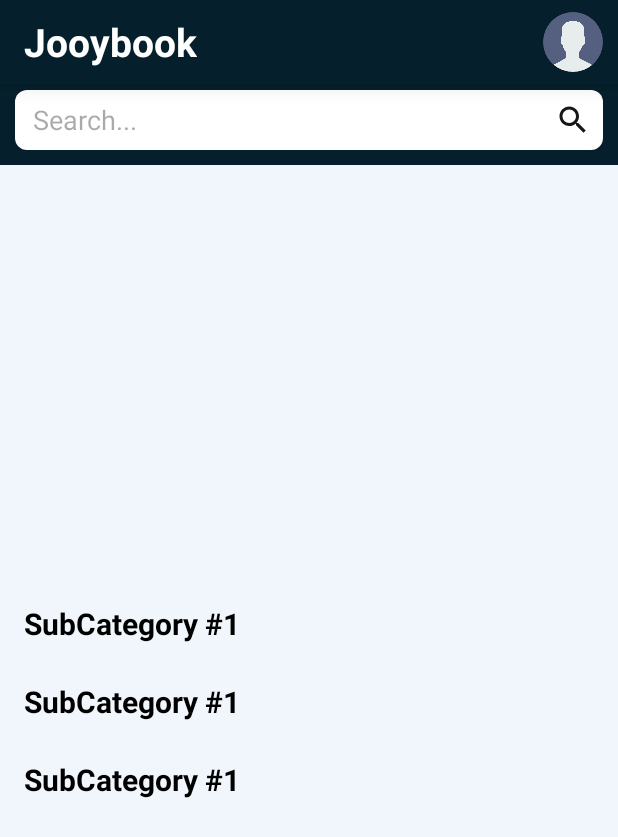
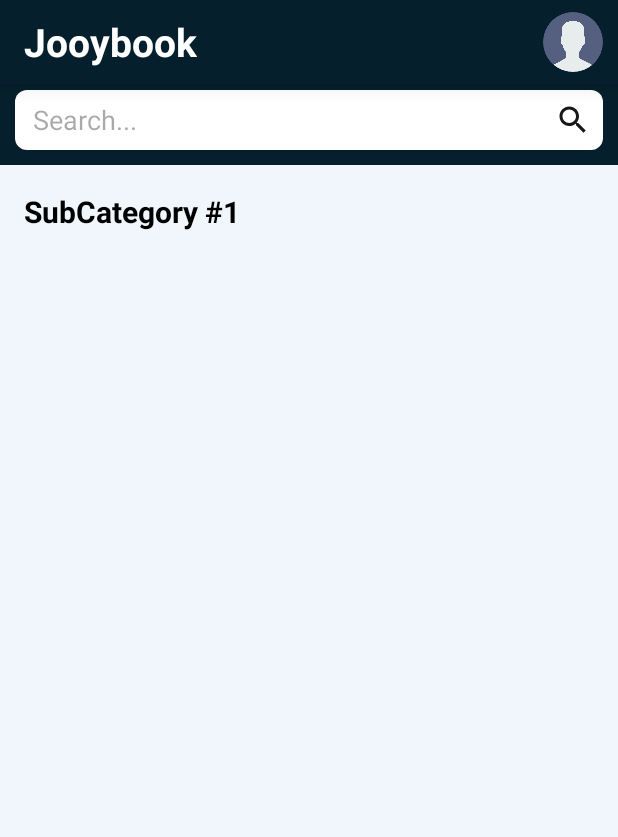
Before and after one commit to muhammadalinomonov/Book-reader, an Android app: the layout screen_home.xml on its own in the app's theme, with its tools: preview values and no code run, on a phone screen of 412 x 824 dp. Shown: the top 837 px of the screen. Run offline under Robolectric (Android 15) with nearby library versions, the phone set to English and light mode, and no system bars; Roboto replaces fonts that are not available here.

Commit message:
full for PM

```diff
--- a/app/src/main/res/layout/screen_home.xml
+++ b/app/src/main/res/layout/screen_home.xml
@@ -130,6 +130,7 @@
 
 
     <EditText
+        android:gravity="start|center"
         android:focusable="false"
         android:clickable="false"
         android:id="@+id/se"
@@ -146,14 +147,17 @@
         app:layout_constraintStart_toStartOf="parent"
         app:layout_constraintTop_toBottomOf="@id/dddd"
         tools:ignore="Autofill,HardcodedText,TextFields" />
+
     <View
         android:id="@+id/search"
         android:layout_width="0dp"
         android:layout_height="0dp"
+        app:layout_constraintBottom_toBottomOf="@id/se"
+        app:layout_constraintEnd_toEndOf="@id/se"
+        app:layout_constraintHorizontal_bias="0.0"
+        app:layout_constraintStart_toStartOf="@id/se"
         app:layout_constraintTop_toTopOf="@id/se"
-        app:layout_constraintBottom_toBottomOf="@id/se"
-        app:layout_constraintStart_toStartOf="@id/se"
-        app:layout_constraintEnd_toEndOf="@id/se"/>
+        app:layout_constraintVertical_bias="1.0" />
 
     <androidx.constraintlayout.widget.ConstraintLayout
         app:layout_goneMarginTop="40dp"
@@ -172,8 +176,8 @@
 
         <androidx.recyclerview.widget.RecyclerView
             android:id="@+id/recycler"
-            android:layout_width="match_parent"
-            android:layout_height="wrap_content"
+            android:layout_width="708dp"
+            android:layout_height="914dp"
             android:orientation="vertical"
             app:layoutManager="androidx.recyclerview.widget.LinearLayoutManager"
             app:layout_constraintBottom_toBottomOf="parent"
```
Also changed, not shown: app/src/main/res/layout/screen_search.xml (+5 -2 lines).
